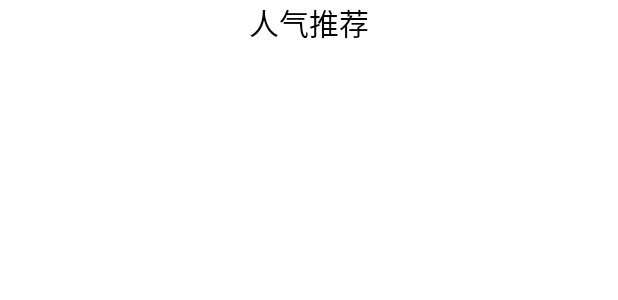
After one commit to ZhengZt0627/1224porject, an Android app: the layout plo_item.xml on its own in the app's theme, with its tools: preview values and no code run, on a phone screen of 412 x 824 dp. The commit adds this screen. Shown: the top 300 px of the screen. Run offline under Robolectric (Android 15) with nearby library versions, the phone set to English and light mode, and no system bars; network calls fail.

Commit message:
人气推荐标题

```diff
--- /dev/null
+++ b/app/src/main/res/layout/plo_item.xml
@@ -0,0 +1,14 @@
+<?xml version="1.0" encoding="utf-8"?>
+<LinearLayout xmlns:android="http://schemas.android.com/apk/res/android"
+    android:orientation="vertical" android:layout_width="match_parent"
+    android:layout_height="match_parent"
+    android:layout_gravity="center">
+    <TextView
+        android:id="@+id/tv"
+        android:text="人气推荐"
+        android:gravity="center"
+        android:textColor="#050505"
+        android:textSize="20sp"
+        android:layout_width="match_parent"
+        android:layout_height="wrap_content"></TextView>
+</LinearLayout>
```
Also changed, not shown: app/src/main/java/com/example/a1224porject/adapter/ploAdapter.java (added, +54 -0 lines), app/src/main/java/com/example/a1224porject/ui/home/HomeFragment.java (+17 -0 lines).
